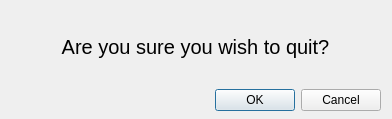
This is quitdialog.ui in TeamQuadForce/Comp345RPG as Qt 5 draws it before an edit. The edited form follows.
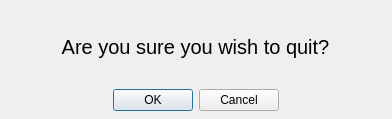
This is the edited form.

What changed in the file:
```diff
--- a/quitdialog.ui
+++ b/quitdialog.ui
@@ -13,7 +13,7 @@
   <property name="windowTitle">
    <string>Dialog</string>
   </property>
-  <widget class="QWidget" name="">
+  <widget class="QWidget" name="layoutWidget">
    <property name="geometry">
     <rect>
      <x>10</x>
@@ -47,6 +47,9 @@
       <property name="standardButtons">
        <set>QDialogButtonBox::Cancel|QDialogButtonBox::Ok</set>
       </property>
+      <property name="centerButtons">
+       <bool>true</bool>
+      </property>
      </widget>
     </item>
    </layout>
```
Left out of the diff: 2 changed lines with no effect on the pictures.
